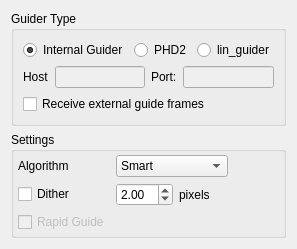
First picture: the form in kstars/ekos/guide/opsguide.ui, repository KDE/kstars, before the edit.
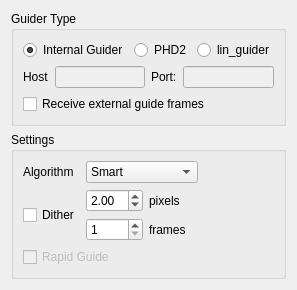
Second picture: the form after the edit.

Commit message: Add support to dithering every X frames as requested

The edit to the form file:
```diff
--- a/kstars/ekos/guide/opsguide.ui
+++ b/kstars/ekos/guide/opsguide.ui
@@ -6,8 +6,8 @@
    <rect>
     <x>0</x>
     <y>0</y>
-    <width>269</width>
-    <height>229</height>
+    <width>275</width>
+    <height>284</height>
    </rect>
   </property>
   <layout class="QVBoxLayout" name="verticalLayout_2">
@@ -132,36 +132,11 @@
      <property name="title">
       <string>Settings</string>
      </property>
-     <layout class="QGridLayout" name="gridLayout">
-      <property name="leftMargin">
-       <number>4</number>
-      </property>
-      <property name="topMargin">
-       <number>3</number>
-      </property>
-      <property name="rightMargin">
-       <number>3</number>
-      </property>
-      <property name="bottomMargin">
-       <number>3</number>
-      </property>
-      <item row="1" column="0">
-       <widget class="QCheckBox" name="kcfg_DitherEnabled">
-        <property name="toolTip">
-         <string>Subframe the image around the guide star</string>
-        </property>
+     <layout class="QGridLayout" name="gridLayout_2">
+      <item row="0" column="0">
+       <widget class="QLabel" name="l_19">
         <property name="text">
-         <string>Dither</string>
-        </property>
-       </widget>
-      </item>
-      <item row="2" column="0">
-       <widget class="QCheckBox" name="kcfg_RapidGuideEnabled">
-        <property name="enabled">
-         <bool>false</bool>
-        </property>
-        <property name="text">
-         <string>Rapid Guide</string>
+         <string>Algorithm</string>
         </property>
        </widget>
       </item>
@@ -189,9 +164,32 @@
         </item>
        </widget>
       </item>
+      <item row="0" column="2">
+       <spacer name="horizontalSpacer">
+        <property name="orientation">
+         <enum>Qt::Horizontal</enum>
+        </property>
+        <property name="sizeHint" stdset="0">
+         <size>
+          <width>40</width>
+          <height>20</height>
+         </size>
+        </property>
+       </spacer>
+      </item>
+      <item row="1" column="0">
+       <widget class="QCheckBox" name="kcfg_DitherEnabled">
+        <property name="toolTip">
+         <string>Move locked guiding square location after frame capture</string>
+        </property>
+        <property name="text">
+         <string>Dither</string>
+        </property>
+       </widget>
+      </item>
       <item row="1" column="1">
-       <layout class="QHBoxLayout" name="horizontalLayout_2">
-        <item>
+       <layout class="QGridLayout" name="gridLayout">
+        <item row="0" column="0">
          <widget class="QDoubleSpinBox" name="kcfg_DitherPixels">
           <property name="minimum">
            <double>0.100000000000000</double>
@@ -207,35 +205,42 @@
           </property>
          </widget>
         </item>
-        <item>
+        <item row="0" column="1">
          <widget class="QLabel" name="l_22">
           <property name="text">
            <string>pixels</string>
           </property>
          </widget>
         </item>
+        <item row="1" column="0">
+         <widget class="QSpinBox" name="kcfg_DitherFrames">
+          <property name="toolTip">
+           <string>Dither after this many frames</string>
+          </property>
+          <property name="minimum">
+           <number>1</number>
+          </property>
+         </widget>
+        </item>
+        <item row="1" column="1">
+         <widget class="QLabel" name="label">
+          <property name="text">
+           <string>frames</string>
+          </property>
+         </widget>
+        </item>
        </layout>
       </item>
-      <item row="0" column="0">
-       <widget class="QLabel" name="l_19">
+      <item row="2" column="0" colspan="2">
+       <widget class="QCheckBox" name="kcfg_RapidGuideEnabled">
+        <property name="enabled">
+         <bool>false</bool>
+        </property>
         <property name="text">
-         <string>Algorithm</string>
+         <string>Rapid Guide</string>
         </property>
        </widget>
       </item>
-      <item row="0" column="2">
-       <spacer name="horizontalSpacer">
-        <property name="orientation">
-         <enum>Qt::Horizontal</enum>
-        </property>
-        <property name="sizeHint" stdset="0">
-         <size>
-          <width>40</width>
-          <height>20</height>
-         </size>
-        </property>
-       </spacer>
-      </item>
      </layout>
     </widget>
    </item>
```
Left out of the diff: 3 changed lines with no effect on the pictures. The commit also changes 3 other files.
